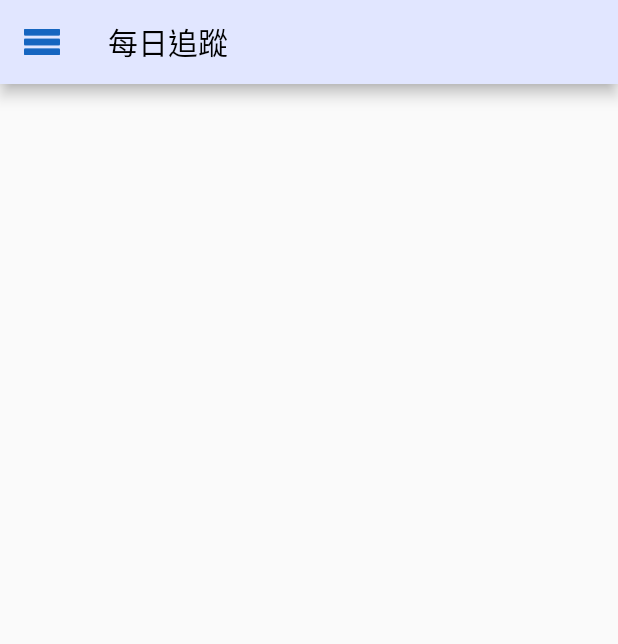
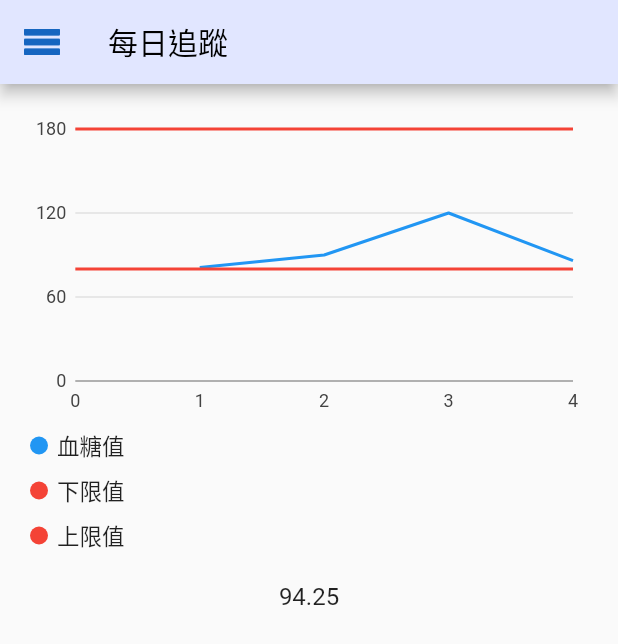
Before and after one commit to JamesLiu26/risk, a Flutter app: the Trace screen opened directly, on a phone screen of 412 x 824 dp. Shown: the top 644 px of the screen. Run offline on Flutter 3.47's test engine with Material 2 defaults, Android fonts, the phone set to English and light mode, and no system bars; our stand-ins replace charts_flutter.

Commit message:
2021/09/03 每日追蹤 圖?

```diff
--- a/lib/home.dart
+++ b/lib/home.dart
@@ -47,7 +47,7 @@ class HomeState extends State<Home> {
             // -----------------------
             Row(mainAxisAlignment: MainAxisAlignment.spaceAround, children: [
               homeRoute("醫師洽談", "images/醫師談.png", Text("")),
-              homeRoute("飲食紀錄", "images/餐具.png", Text("")),
+              homeRoute("健康飲食", "images/餐具.png", Text("")),
             ]),
           ]),
         ));
--- a/lib/trace.dart
+++ b/lib/trace.dart
@@ -1,6 +1,8 @@
 import 'package:flutter/material.dart';
 import './menu.dart';
 import './appBar.dart';
+
+import 'package:charts_flutter/flutter.dart' as charts;
 
 void main() {
   return runApp(MaterialApp(
@@ -9,13 +11,99 @@ void main() {
   ));
 }
 
-class Trace extends StatelessWidget {
+class Trace extends StatefulWidget {
+  @override
+  _TraceState createState() => _TraceState();
+}
+
+class SeriesDatas {
+  final int time;
+  final int data;
+  SeriesDatas(this.time, this.data);
+}
+
+class _TraceState extends State<Trace> {
+  var serial = [
+    SeriesDatas(1, 81),
+    SeriesDatas(2, 90),
+    SeriesDatas(3, 120),
+    SeriesDatas(4, 86),
+  ];
+  double avg() {
+    int sum = 0;
+    for (int i = 0; i < serial.length; i++) {
+      sum += serial[i].data;
+    }
+    return sum / serial.length;
+  }
+
+  var serial2 = [
+    SeriesDatas(0, 80),
+    SeriesDatas(1, 80),
+    SeriesDatas(2, 80),
+    SeriesDatas(3, 80),
+    SeriesDatas(4, 80),
+  ];
+  var serial3 = [
+    SeriesDatas(0, 180),
+    SeriesDatas(1, 180),
+    SeriesDatas(2, 180),
+    SeriesDatas(3, 180),
+    SeriesDatas(4, 180),
+  ];
+
+  charts.Series<SeriesDatas, int> seriesList(id, color, data) {
+    return charts.Series<SeriesDatas, int>(
+      id: id,
+      colorFn: (_, __) => color,
+      //定義線的顏色
+      domainFn: (SeriesDatas sales, _) => sales.time,
+      measureFn: (SeriesDatas sales, _) => sales.data,
+      data: data,
+    );
+  }
+
+  Widget chart() {
+    List<charts.Series<SeriesDatas, int>> sList = [
+      seriesList('血糖值', charts.MaterialPalette.blue.shadeDefault, serial),
+      seriesList('下限值', charts.MaterialPalette.red.shadeDefault, serial2),
+      seriesList('上限值', charts.MaterialPalette.red.shadeDefault, serial3)
+    ];
+    var chart = charts.LineChart(
+      sList,
+      animate: true,
+      behaviors: [
+        charts.SeriesLegend(
+            position: charts.BehaviorPosition.bottom,
+            horizontalFirst: false,
+            cellPadding: EdgeInsets.all(4),
+            showMeasures: true, //是否顯示資料
+            measureFormatter: (num? value) =>
+                value == null ? '_' : '${value}mg/dL')
+      ],
+    );
+    return Padding(
+      padding: EdgeInsets.all(16),
+      child: new Container(
+        height: 300,
+        width: 500,
+        child: chart,
+      ),
+    );
+  }
+
   @override
   Widget build(BuildContext context) {
     return Scaffold(
-      drawer: menu(context),
-      appBar: appBar("每日追蹤", menuButton()),
-      body: Column(),
-    );
+        drawer: menu(context),
+        appBar: appBar("每日追蹤", menuButton()),
+        body: Center(
+          child: Column(
+            children: [
+              chart(),
+              Text(avg().toString(), style: TextStyle(fontSize: 16))
+            ],
+          ),
+        ));
   }
 }
--- a/pubspec.yaml
+++ b/pubspec.yaml
@@ -33,6 +33,7 @@ dependencies:
   cupertino_icons: ^1.0.2
   intl: ^0.17.0
   url_launcher: ^6.0.9
+  charts_flutter: ^0.11.0
 
 dev_dependencies:
   flutter_test:
```
Also changed, not shown: lib/person_data.dart (+1 -7 lines), lib/questionnaire.dart (+9 -12 lines), pubspec.lock.
